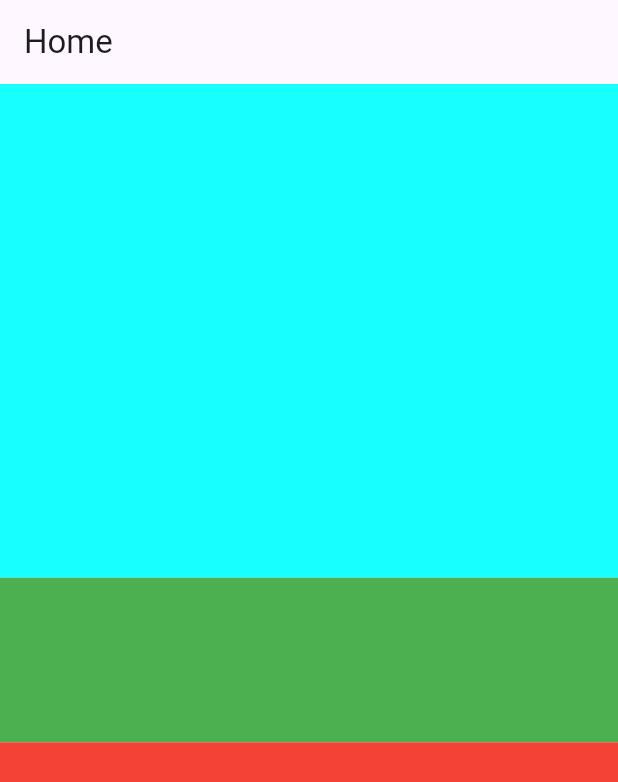
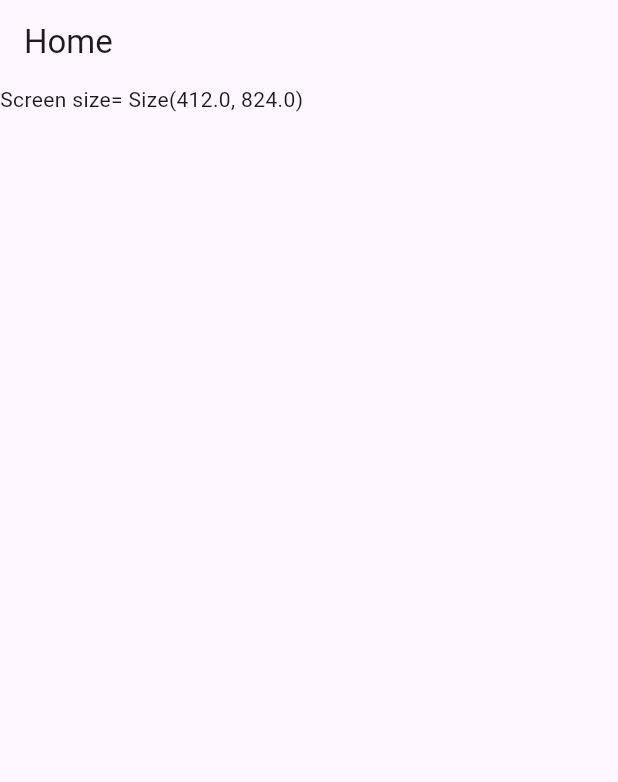
Before and after one commit to mdnahidhasan999/macapps, a Flutter app: the screen it shows after launch, on a phone screen of 412 x 824 dp. Shown: the top 782 px of the screen. Run offline on Flutter 3.47's test engine with Material 3 defaults, Android fonts, the light colour scheme and no system bars.

Commit message:
expanded

```diff
--- a/lib/main.dart
+++ b/lib/main.dart
@@ -18,15 +18,12 @@ class HomeActivity extends StatelessWidget {
 
   @override
   Widget build(BuildContext context) {
+    var size = MediaQuery.of(context).size;
     return Scaffold(
       appBar: AppBar(title: Text('Home')),
       body: Column(
         mainAxisAlignment: MainAxisAlignment.start,
-        children: [
-          Expanded(flex: 3, child: Container(color: Colors.cyanAccent)),
-          Expanded(child: Container(color: Colors.green)),
-          Expanded(flex: 3, child: Container(color: Colors.red)),
-        ],
+        children: [Text('Screen size= $size')],
       ),
     );
   }
```
